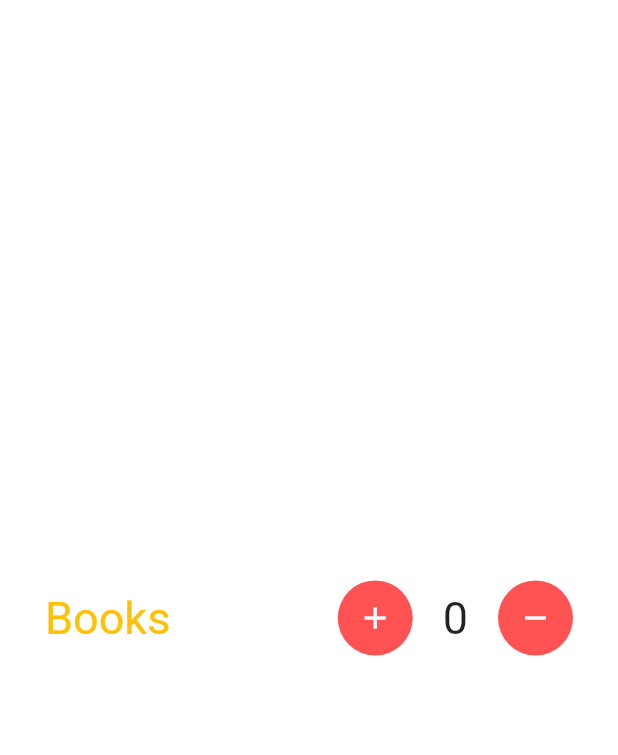
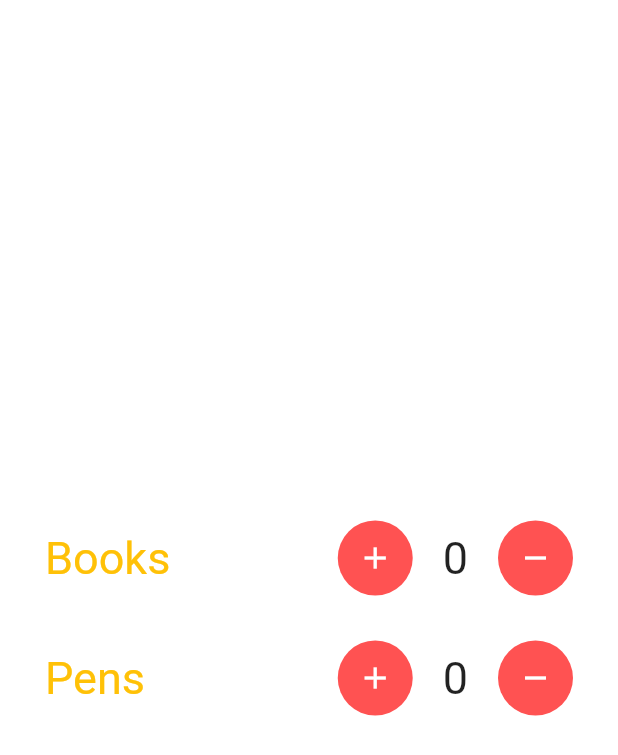
Before and after one commit to lucasoliveirasouza/getx-estudo, a Flutter app: the screen it shows after launch, on a phone screen of 412 x 824 dp. Shown: the top 755 px of the screen. Run offline on Flutter 3.47's test engine with Material 2 defaults, Android fonts, the phone set to English and light mode, and no system bars; our stand-ins replace get.

Commit message:
Utilizando getx para gerenciar estado

```diff
--- a/lib/controllers/soma_controller.dart
+++ b/lib/controllers/soma_controller.dart
@@ -31,7 +31,7 @@ class SomaController extends GetxController {
   }
 
   decrementPens() {
-    if (books.value <= 0) {
+    if (pens.value <= 0) {
       Get.snackbar(
         "Buying Pens",
         "Can not be less than zero",
--- a/lib/home.dart
+++ b/lib/home.dart
@@ -67,7 +67,64 @@ class HomeView extends StatelessWidget {
                       ),
                     )),
               ],
-            )
+            ),
+            SizedBox(
+              height: 30,
+            ),
+            Row(
+              children: [
+                Text(
+                  "Pens",
+                  style: TextStyle(
+                    fontSize: 30,
+                    color: Colors.amber,
+                  ),
+                ),
+                Expanded(
+                  child: Container(),
+                ),
+                Container(
+                  width: 50,
+                  height: 50,
+                  decoration: BoxDecoration(
+                    borderRadius: BorderRadius.circular(25),
+                    color: Colors.redAccent,
+                  ),
+                  child: IconButton(
+                    onPressed: () => c.incrementPens(),
+                    icon: Icon(
+                      Icons.add,
+                      color: Colors.white,
+                    ),
+                  ),
+                ),
+                SizedBox(
+                  width: 20,
+                ),
+                Obx(() => Text(
+                      "${c.pens.toString()}",
+                      style: TextStyle(fontSize: 30),
+                    )),
+                SizedBox(
+                  width: 20,
+                ),
+                Container(
+                    width: 50,
+                    height: 50,
+                    decoration: BoxDecoration(
+                      borderRadius: BorderRadius.circular(25),
+                      color: Colors.redAccent,
+                    ),
+                    child: IconButton(
+                      onPressed: () => c.decrementPens(),
+                      icon: Icon(
+                        Icons.remove,
+                        color: Colors.white,
+                      ),
+                    )),
+              ],
+            ),
+            Row(),
           ],
         ),
       ),
```
